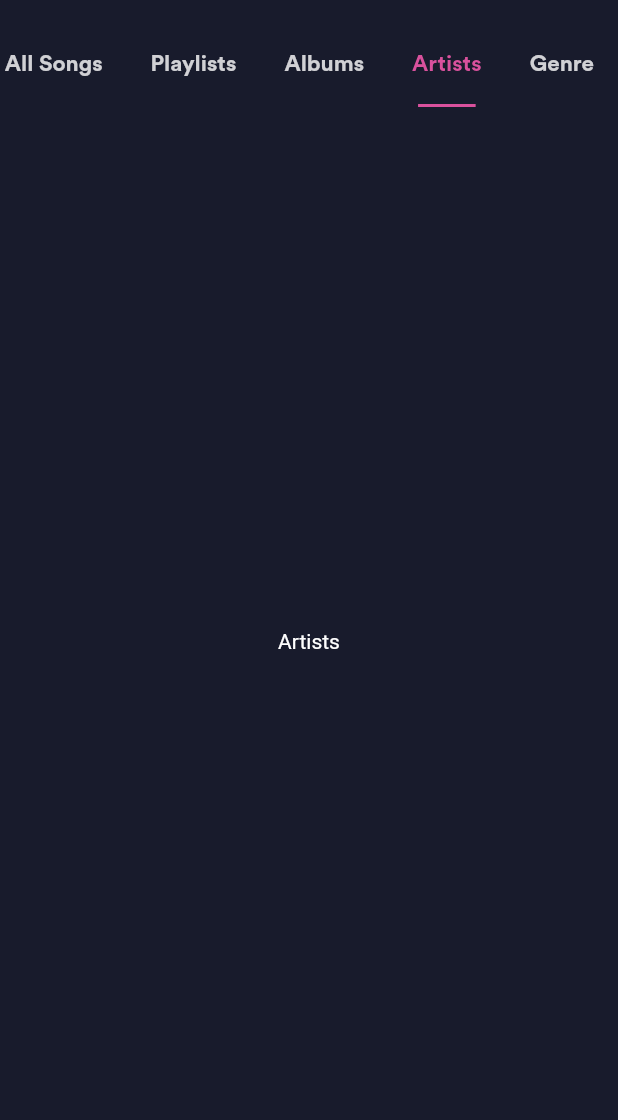
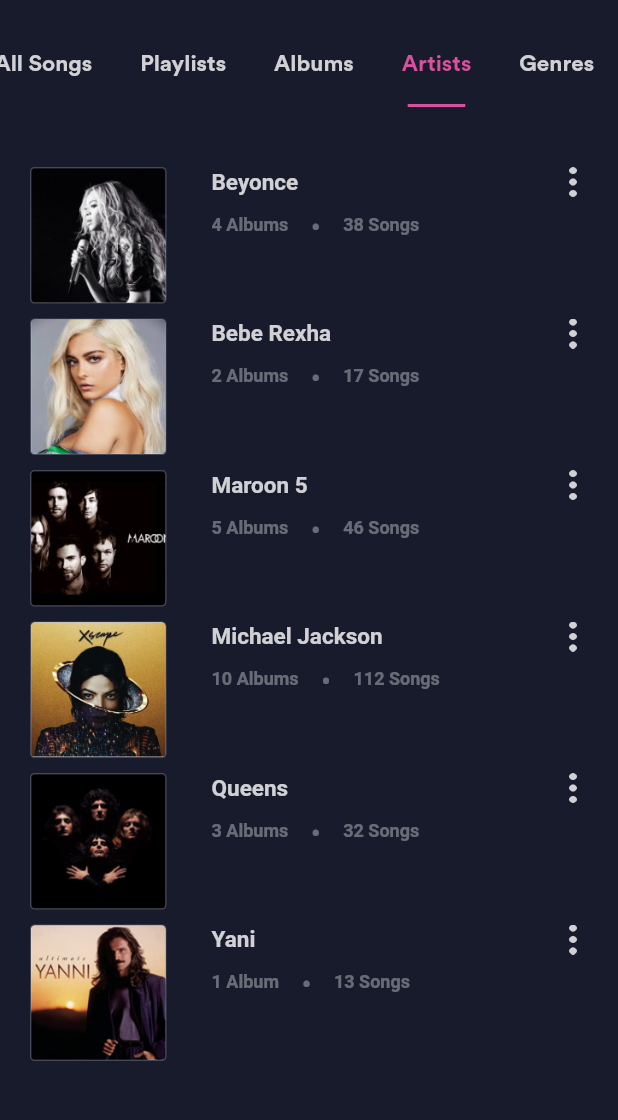
Before and after one commit to MarcusFrancisquini/music_player, a Flutter app: the SongsView screen opened directly, tab 4 chosen, on a phone screen of 412 x 824 dp, the part 61-1181 px from its top. Run offline on Flutter 3.47's test engine with Material 2 defaults, Android fonts, the phone set to English and light mode, and no system bars; our stand-ins replace flutter_rating_bar, get.

Commit message:
artists screen done

```diff
--- /dev/null
+++ b/lib/common_widget/artists_row.dart
@@ -0,0 +1,244 @@
+// ignore_for_file: prefer_const_constructors, prefer_const_literals_to_create_immutables
+
+import 'package:flutter/material.dart';
+import '../common/color_extension.dart';
+
+class ArtistsRow extends StatelessWidget {
+
+  final Map arObj;
+  final VoidCallback onPressed;
+  final Function(int) onPressedMenu;
+
+  const ArtistsRow({super.key, required this.arObj, required this.onPressed, required this.onPressedMenu});
+
+  @override
+  Widget build(BuildContext context) {
+    return Padding(
+      padding: EdgeInsets.only(bottom: 10),
+      child: Row(
+        crossAxisAlignment: CrossAxisAlignment.start,
+        children: [
+          //* cover image
+          Stack(
+            alignment: Alignment.center,
+            children: [
+              ClipRRect(
+                borderRadius: BorderRadius.circular(3),
+                child: Image.asset(
+                  arObj["image"],
+                  width: 90,
+                  height: 90,
+                  fit: BoxFit.cover,
+                ),
+              ),
+              Container(
+                width: 91,
+                height: 91,
+                decoration: BoxDecoration(
+                  border: Border.all(
+                    color: TColor.primaryText20
+                  ),
+                  borderRadius: BorderRadius.circular(3)
+                ),
+              )
+            ],
+          ),
+          //* middle text
+          Expanded(
+            child: Padding(
+              padding: EdgeInsets.only(left: 30),
+              child: Column(
+                crossAxisAlignment: CrossAxisAlignment.start,
+                children: [
+                  Row(
+                    mainAxisAlignment: MainAxisAlignment.spaceBetween,
+                    children: [
+                      //* nome do artista
+                      Text(
+                        arObj["name"],
+                        style: TextStyle(
+                          color: TColor.primaryText80,
+                          fontSize: 15,
+                          fontWeight: FontWeight.w600
+                        ),
+                      ),
+                      //* menu
+                      SizedBox(
+                        width: 20,
+                        height: 20,
+                        child: PopupMenuButton<int>(
+                          offset: Offset(-7, 27),
+                          onSelected: onPressedMenu,
+                          icon: Image.asset(
+                            "assets/images/more_btn.png",
+                            width: 20,
+                            height: 20
+                          ),
+                          color: Color(0xff383B49),
+                          padding: EdgeInsets.zero,
+                          itemBuilder: (context){
+                            return [
+                              //* item 1
+                              PopupMenuItem(
+                                height: 35,
+                                value: 1,
+                                child: Text(
+                                  "Play",
+                                  style: TextStyle(
+                                    fontSize: 12,
+                                    fontWeight: FontWeight.bold
+                                  ),
+                                ),
+                              ),
+                              //* item 2
+                              PopupMenuItem(
+                                height: 35,
+                                value: 2,
+                                child: Text(
+                                  "Play next",
+                                  style: TextStyle(
+                                    fontSize: 12,
+                                    fontWeight: FontWeight.bold
+                                  ),
+                                ),
+                              ),
+                              //* item 3
+                              PopupMenuItem(
+                                height: 35,
+                                value: 3,
+                                child: Text(
+                                  "Add to playing queue",
+                                  style: TextStyle(
+                                    fontSize: 12,
+                                    fontWeight: FontWeight.bold
+                                  ),
+                                ),
+                              ),
+                              //* item 4
+                              PopupMenuItem(
+                                height: 35,
+                                value: 4,
+                                child: Text(
+                                  "Add to playlist...",
+                                  style: TextStyle(
+                                    fontSize: 12,
+                                    fontWeight: FontWeight.bold
+                                  ),
+                                ),
+                              ),
+                              //* item 5
+                              PopupMenuItem(
+                                height: 35,
+                                value: 5,
+                                child: Text(
+                                  "Rename",
+                                  style: TextStyle(
+                                    fontSize: 12,
+                                    fontWeight: FontWeight.bold
+                                  ),
+                                ),
+                              ),
+                              //* item 6
+                              PopupMenuItem(
+                                height: 35,
+                                value: 6,
+                                child: Text(
+                                  "Tag editor",
+                                  style: TextStyle(
+                                    fontSize: 12,
+                                    fontWeight: FontWeight.bold
+                                  ),
+                                ),
+                              ),
+                              //* item 7
+                              PopupMenuItem(
+                                height: 35,
+                                value: 7,
+                                child: Text(
+                                  "Go to artist",
+                                  style: TextStyle(
+                                    fontSize: 12,
+                                    fontWeight: FontWeight.bold
+                                  ),
+                                ),
+                              ),
+                              //* item 8
+                              PopupMenuItem(
+                                height: 35,
+                                value: 8,
+                                child: Text(
+                                  "Delete from device",
+                                  style: TextStyle(
+                                    fontSize: 12,
+                                    fontWeight: FontWeight.bold
+                                  ),
+                                ),
+                              ),
+                              //* item 9
+                              PopupMenuItem(
+                                height: 35,
+                                value: 9,
+                                child: Text(
+                                  "Share",
+                                  style: TextStyle(
+                                    fontSize: 12,
+                                    fontWeight: FontWeight.bold
+                                  ),
+                                ),
+                              ),
+                            ];
+                          },
+                        ),
+                      )
+                    ],
+                  ),
+                  SizedBox(
+                    height: 6,
+                  ),
+                  //* informações do artista
+                  Row(
+                    children: [
+                      Text(
+                        arObj["album"],
+                        style: TextStyle(
+                          color: TColor.primaryText35,
+                          fontSize: 12,
+                          fontWeight: FontWeight.bold
+                        ),
+                      ),
+                      SizedBox(
+                        width: 10,
+                      ),
+                      Padding(
+                        padding: EdgeInsets.only(top: 2),
+                        child: Text(
+                          " • ",
+                          maxLines: 1,
+                          style: TextStyle(
+                            color: TColor.primaryText35,
+                            fontSize: 20
+                          ),
+                        ),
+                      ),
+                      SizedBox(
+                        width: 10,
+                      ),
+                      Text(
+                        arObj["songs"],
+                        style: TextStyle(
+                          color: TColor.primaryText35,
+                          fontSize: 12,
+                          fontWeight: FontWeight.bold
+                        ),
+                      ),
+                    ],
+                  )
+                ],
+              ),
+            ),
+          )
+        ],
+      ),
+    );
+  }
+}
--- /dev/null
+++ b/lib/view/songs/artists_view.dart
@@ -0,0 +1,46 @@
+// ignore_for_file: prefer_const_constructors
+
+import 'package:flutter/foundation.dart';
+import 'package:flutter/material.dart';
+import 'package:get/get.dart';
+import 'package:music_player/common_widget/artists_row.dart';
+import 'package:music_player/view_model/artists_view_model.dart';
+
+class ArtistsView extends StatefulWidget {
+  const ArtistsView({super.key});
+
+  @override
+  State<ArtistsView> createState() => _ArtistsViewState();
+}
+
+class _ArtistsViewState extends State<ArtistsView> {
+
+  // pegando o modelo
+  final allAR = Get.put(ArtistsViewModel());
+
+  @override
+  Widget build(BuildContext context) {
+    return Scaffold(
+      body: Obx(
+        // construtor que criará os itens em forma de lista
+        () => ListView.builder(
+          padding: EdgeInsets.only(right: 20, left: 20, top: 40, bottom: 20),
+          itemCount: allAR.artistsList.length,
+          itemBuilder: (context, index){
+            var arObj = allAR.artistsList[index];
+            // itens
+            return ArtistsRow(
+              arObj: arObj,
+              onPressed: (){},
+              onPressedMenu: (selectedIndex){
+                if (kDebugMode) {
+                  print(index);
+                }
+              },
+            );
+          },
+        )
+      )
+    );
+  }
+}
--- a/lib/view/songs/song_view.dart
+++ b/lib/view/songs/song_view.dart
@@ -4,6 +4,7 @@ import 'package:flutter/material.dart';
 import 'package:get/get.dart';
 import 'package:music_player/view/songs/albums_view.dart';
 import 'package:music_player/view/songs/all_songs_view.dart';
+import 'package:music_player/view/songs/artists_view.dart';
 import 'package:music_player/view/songs/playlist_view.dart';
 
 import '../../common/color_extension.dart';
@@ -99,7 +100,7 @@ class _SongsViewState extends State<SongsView> with SingleTickerProviderStateMix
                 Tab(text: 'Playlists'),
                 Tab(text: 'Albums'),
                 Tab(text: 'Artists'),
-                Tab(text: 'Genre'),
+                Tab(text: 'Genres'),
               ],
             ),
           ),
@@ -110,8 +111,8 @@ class _SongsViewState extends State<SongsView> with SingleTickerProviderStateMix
                 AllSongsView(),
                 PlaylistView(),
                 AlbumsView(),
-                Center(child: Text("Artists")),
-                Center(child: Text("Genre")),
+                ArtistsView(),
+                Center(child: Text("Genres")),
               ],
             ),
           )
--- /dev/null
+++ b/lib/view_model/artists_view_model.dart
@@ -0,0 +1,44 @@
+import 'package:get/get.dart';
+
+class ArtistsViewModel {
+  final artistsList = [
+
+    {
+      "image": "assets/images/ar_1.png",
+      "name": "Beyonce",
+      "album": "4 Albums",
+      "songs": "38 Songs"
+    },
+    {
+      "image": "assets/images/ar_2.png",
+      "name": "Bebe Rexha",
+      "album": "2 Albums",
+      "songs": "17 Songs"
+    },
+    {
+      "image": "assets/images/ar_3.png",
+      "name": "Maroon 5",
+      "album": "5 Albums",
+      "songs": "46 Songs"
+    },
+    {
+      "image": "assets/images/ar_4.png",
+      "name": "Michael Jackson",
+      "album": "10 Albums",
+      "songs": "112 Songs"
+    },
+    {
+      "image": "assets/images/ar_5.png",
+      "name": "Queens",
+      "album": "3 Albums",
+      "songs": "32 Songs"
+    },
+    {
+      "image": "assets/images/ar_6.png",
+      "name": "Yani",
+      "album": "1 Album",
+      "songs": "13 Songs"
+    },
+
+  ].obs;
+}
```
